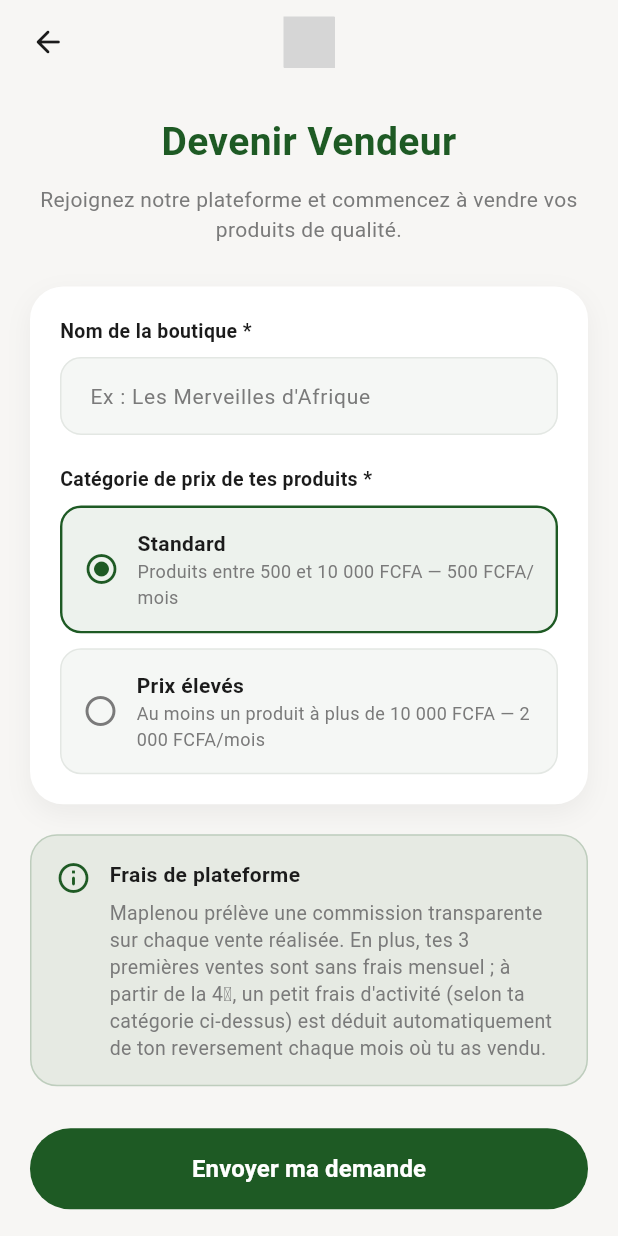
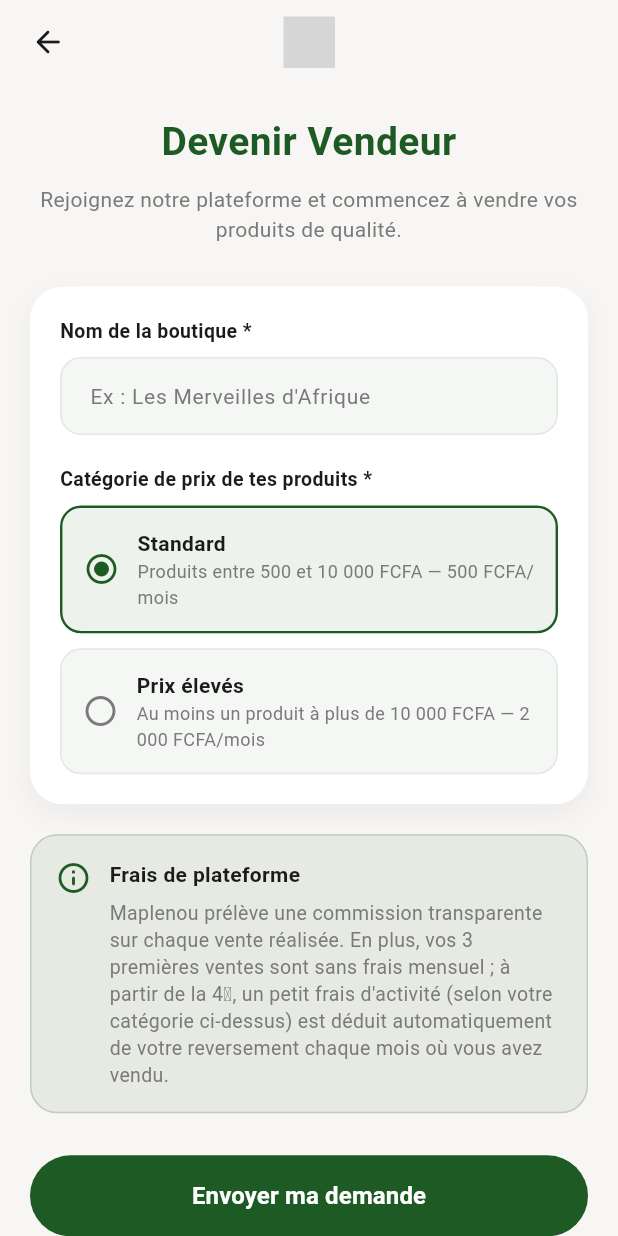
Before and after one commit to micael5alaba-sketch/Maplenou, a Flutter app: the SellerRegistrationScreen screen opened directly, on a phone screen of 412 x 824 dp. Run offline on Flutter 3.47's test engine with Material 3 defaults, Android fonts, the phone set to English and light mode, and no system bars; our stand-ins replace firebase_auth, firebase_core, firebase_database, firebase_messaging, fl_chart, flutter_map and 9 more; accounts and stored records are empty; network calls fail; project files that could hold a hidden picture were left out; grey boxes are pictures that could not be loaded.

Commit message:
Nettoyage cosmetique : vouvoiement, icones adaptatives Android, changement de mot de passe
- Vouvoiement coherent (addresses, create_shop, help_center, seller_registration,
  courier_location_tracking_service, location_service)
- Retrait de la ligne "Zone de livraison" obsolete dans courier_settings_screen
  (noms de zones codes en dur, sans rapport avec le systeme de tarification par
  distance actuel)
- Icones PWA maskable regenerees avec une vraie marge de securite (le logo touchait
  les bords, rogne selon le masque applique par le lanceur)
- Icones adaptatives Android natives ajoutees (aucune n'existait auparavant) :
  foreground par densite + fond uni via mipmap-anydpi-v26/ic_launcher.xml
- Fonctionnalite de changement de mot de passe dans le profil (endpoint deja
  existant cote backend, jamais expose dans l'app)

Co-Authored-By: Claude Sonnet 5 <noreply@anthropic.com>

```diff
--- a/frontend/lib/screens/addresses_screen.dart
+++ b/frontend/lib/screens/addresses_screen.dart
@@ -266,11 +266,11 @@ class _AddAddressSheetState extends State<_AddAddressSheet> {
     final accepted = await showDialog<bool>(
       context: context,
       builder: (dialogContext) => AlertDialog(
-        title: const Text('Utiliser ta position actuelle ?'),
+        title: const Text('Utiliser votre position actuelle ?'),
         content: const Text(
-          'Maplenou va demander accès à ta position GPS pour pré-remplir automatiquement ta '
-          'ville et ton quartier, et permettre au livreur de te localiser précisément. '
-          'Ta position n\'est utilisée que pour cette adresse et n\'est jamais partagée ailleurs.',
+          'Maplenou va demander accès à votre position GPS pour pré-remplir automatiquement votre '
+          'ville et votre quartier, et permettre au livreur de vous localiser précisément. '
+          'Votre position n\'est utilisée que pour cette adresse et n\'est jamais partagée ailleurs.',
         ),
         actions: [
           TextButton(onPressed: () => Navigator.of(dialogContext).pop(false), child: const Text('Non merci')),
--- a/frontend/lib/screens/courier_settings_screen.dart
+++ b/frontend/lib/screens/courier_settings_screen.dart
@@ -163,10 +163,6 @@ class _CourierSettingsScreenState extends State<CourierSettingsScreen> {
                   const SizedBox(height: 4),
                   Text('Gérez vos préférences de livraison et de compte.', style: TextStyle(fontSize: 13, color: colors.textMuted)),
                   const SizedBox(height: 20),
-                  _buildSectionLabel(colors, 'PRÉFÉRENCES DE LIVRAISON'),
-                  const SizedBox(height: 8),
-                  _buildRow(colors, Icons.location_on_outlined, 'Zone de livraison', subtitle: 'Adidogomé, Agoè, Kégué', onTap: () => _showComingSoon('La zone de livraison')),
-                  const SizedBox(height: 20),
                   _buildSectionLabel(colors, 'APPARENCE & SYSTÈME'),
                   const SizedBox(height: 8),
                   ValueListenableBuilder<ThemeMode>(
--- a/frontend/lib/screens/create_shop_screen.dart
+++ b/frontend/lib/screens/create_shop_screen.dart
@@ -49,10 +49,10 @@ class _CreateShopScreenState extends State<CreateShopScreen> {
     final accepted = await showDialog<bool>(
       context: context,
       builder: (dialogContext) => AlertDialog(
-        title: const Text('Utiliser ta position actuelle ?'),
+        title: const Text('Utiliser votre position actuelle ?'),
         content: const Text(
-          "Maplenou va demander accès à ta position GPS pour pré-remplir automatiquement la "
-          "ville et le quartier de ta boutique, et calculer un prix de livraison précis en "
+          "Maplenou va demander accès à votre position GPS pour pré-remplir automatiquement la "
+          "ville et le quartier de votre boutique, et calculer un prix de livraison précis en "
           "fonction de la distance jusqu'à chaque acheteur. Sans ça, seul le tarif de base de "
           "la zone sera appliqué.",
         ),
@@ -181,7 +181,7 @@ class _CreateShopScreenState extends State<CreateShopScreen> {
                         controller: _nameController,
                         textCapitalization: TextCapitalization.words,
                         decoration: _inputDecoration(context, 'Nom de la boutique'),
-                        validator: (v) => (v == null || v.trim().length < 2) ? 'Indique le nom de ta boutique.' : null,
+                        validator: (v) => (v == null || v.trim().length < 2) ? 'Indiquez le nom de votre boutique.' : null,
                       ),
                       const SizedBox(height: 16),
                       TextFormField(
--- a/frontend/lib/screens/help_center_screen.dart
+++ b/frontend/lib/screens/help_center_screen.dart
@@ -11,8 +11,8 @@ class _Faq {
 const _faqs = [
   _Faq(
     'Comment passer une commande ?',
-    'Ajoute des produits au panier, va dans "Panier", choisis une adresse de livraison et un '
-        'pays/moyen de paiement, puis confirme. Tu es redirigé vers une page de paiement sécurisée.',
+    'Ajoutez des produits au panier, allez dans "Panier", choisissez une adresse de livraison et un '
+        'pays/moyen de paiement, puis confirmez. Vous êtes redirigé vers une page de paiement sécurisée.',
   ),
   _Faq(
     'Quels moyens de paiement sont acceptés ?',
@@ -20,7 +20,7 @@ const _faqs = [
   ),
   _Faq(
     'Combien de temps prend la livraison ?',
-    'Le délai estimé dépend de ta zone de livraison et s\'affiche avant de valider la commande. '
+    'Le délai estimé dépend de la distance jusqu\'à votre adresse et s\'affiche avant de valider la commande. '
         'Le suivi en temps réel est disponible depuis "Mes commandes".',
   ),
   _Faq(
@@ -29,12 +29,12 @@ const _faqs = [
   ),
   _Faq(
     'Comment devenir vendeur sur Maplenou ?',
-    'Depuis "Paramètres du compte" > "Devenir vendeur", crée ta boutique. Une fois approuvée par '
-        'l\'équipe Maplenou, tu peux publier tes produits.',
+    'Depuis "Paramètres du compte" > "Devenir vendeur", créez votre boutique. Une fois votre profil '
+        'approuvé par l\'équipe Maplenou, vous pouvez publier vos produits.',
   ),
   _Faq(
     'Ma question n\'est pas ici ?',
-    'Utilise "Nous contacter" dans cette même section pour écrire directement au support.',
+    'Utilisez "Nous contacter" dans cette même section pour écrire directement au support.',
   ),
 ];
 
--- a/frontend/lib/screens/seller_registration_screen.dart
+++ b/frontend/lib/screens/seller_registration_screen.dart
@@ -245,7 +245,7 @@ class _SellerRegistrationScreenState extends State<SellerRegistrationScreen> {
             decoration: _inputDecoration(context, "Ex : Les Merveilles d'Afrique"),
             textCapitalization: TextCapitalization.words,
             validator: (value) =>
-                (value == null || value.trim().length < 2) ? 'Indique le nom de ta boutique.' : null,
+                (value == null || value.trim().length < 2) ? 'Indiquez le nom de votre boutique.' : null,
           ),
           const SizedBox(height: 20),
           _buildLabel(context, 'Catégorie de prix de tes produits *'),
@@ -363,9 +363,9 @@ class _SellerRegistrationScreenState extends State<SellerRegistrationScreen> {
                 const SizedBox(height: 6),
                 Text(
                   'Maplenou prélève une commission transparente sur chaque vente réalisée. '
-                  'En plus, tes 3 premières ventes sont sans frais mensuel ; à partir de la 4ᵉ, '
-                  'un petit frais d\'activité (selon ta catégorie ci-dessus) est déduit '
-                  'automatiquement de ton reversement chaque mois où tu as vendu.',
+                  'En plus, vos 3 premières ventes sont sans frais mensuel ; à partir de la 4ᵉ, '
+                  'un petit frais d\'activité (selon votre catégorie ci-dessus) est déduit '
+                  'automatiquement de votre reversement chaque mois où vous avez vendu.',
                   style: TextStyle(fontSize: 13, color: colors.textMuted, height: 1.4),
                 ),
               ],
--- a/frontend/lib/services/courier_location_tracking_service.dart
+++ b/frontend/lib/services/courier_location_tracking_service.dart
@@ -25,7 +25,7 @@ class CourierLocationTrackingService {
     if (_subscription != null) return;
 
     if (!await Geolocator.isLocationServiceEnabled()) {
-      throw LocationException('Active la localisation dans les réglages de ton téléphone.');
+      throw LocationException('Activez la localisation dans les réglages de votre téléphone.');
     }
     var permission = await Geolocator.checkPermission();
     if (permission == LocationPermission.denied) {
@@ -36,7 +36,7 @@ class CourierLocationTrackingService {
     }
     if (permission == LocationPermission.deniedForever) {
       throw LocationException(
-        "Permission de localisation bloquée — active-la depuis les réglages de l'application.",
+        "Permission de localisation bloquée — activez-la depuis les réglages de l'application.",
       );
     }
 
--- a/frontend/lib/services/location_service.dart
+++ b/frontend/lib/services/location_service.dart
@@ -36,7 +36,7 @@ class ReverseGeocodeResult {
 class LocationService {
   Future<Position> getCurrentPosition() async {
     if (!await Geolocator.isLocationServiceEnabled()) {
-      throw LocationException('Active la localisation dans les réglages de ton téléphone.');
+      throw LocationException('Activez la localisation dans les réglages de votre téléphone.');
     }
 
     var permission = await Geolocator.checkPermission();
@@ -48,7 +48,7 @@ class LocationService {
     }
     if (permission == LocationPermission.deniedForever) {
       throw LocationException(
-        "Permission de localisation bloquée — active-la depuis les réglages de l'application.",
+        "Permission de localisation bloquée — activez-la depuis les réglages de l'application.",
       );
     }
 
```
Also changed, not shown: frontend/lib/screens/edit_profile_screen.dart (+140 -6 lines), frontend/lib/services/user_service.dart (+11 -0 lines), 9 other files.
